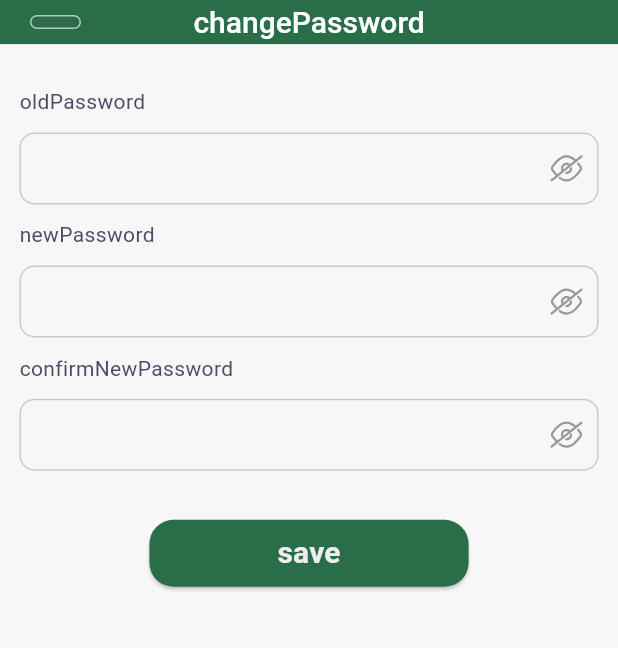
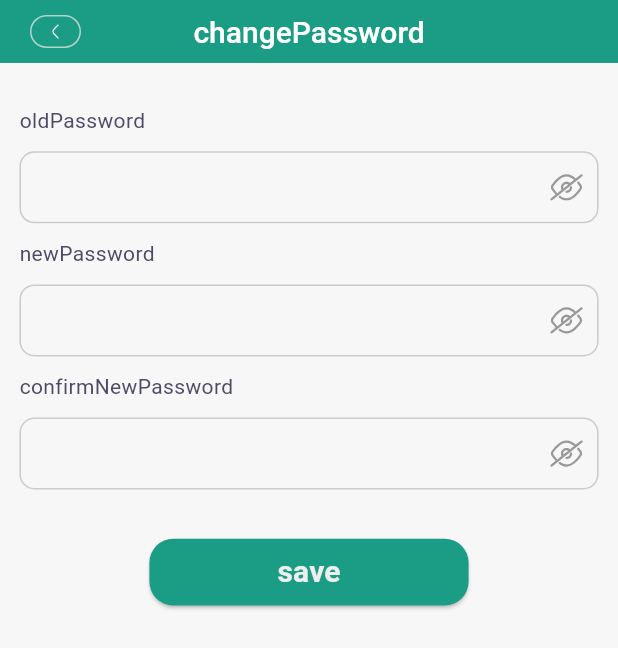
Before and after one commit to lamdv2/flutter_hostel_booking_and_management, a Flutter app: the ChangePasswordScreen screen opened directly, on a phone screen of 412 x 824 dp. Shown: the top 648 px of the screen. Run offline on Flutter 3.47's test engine with Material 3 defaults, Android fonts, the phone set to English and light mode, and no system bars; our stand-ins replace awesome_dialog, cached_network_image, cloud_firestore, firebase_auth, firebase_core, firebase_messaging and 15 more; missing offline and left inert: wechat_assets_picker; accounts and stored records are empty; network calls fail; Roboto replaces fonts that are missing (Montserrat); statements that could not run were skipped; project files that could hold a hidden picture were left out.

Commit message:
update app bar

```diff
--- a/lib/modules/home/home_tab_screen.dart
+++ b/lib/modules/home/home_tab_screen.dart
@@ -21,10 +21,10 @@ class HomeTabScreen extends GetView<HomeTabController> {
     return SafeArea(
       child: Scaffold(
         backgroundColor: appController.isDarkModeOn.value
-              ? ColorConstants.darkBackground
-              : ColorConstants.lightBackground,
+            ? ColorConstants.darkBackground
+            : ColorConstants.lightBackground,
         extendBody: true,
-        resizeToAvoidBottomInset: false,
+        resizeToAvoidBottomInset: true,
         body: Padding(
           padding: EdgeInsets.all(getSize(20)),
           child: SingleChildScrollView(
--- a/lib/shared/constants/colors.dart
+++ b/lib/shared/constants/colors.dart
@@ -18,7 +18,8 @@ class ColorConstants {
   static Color purpleRewardColor = const Color(0XFF8989D6);
   static Color yellowRewardColor = const Color(0XFFFFAD0E);
   static Color lightBlueRewardColor = const Color(0XFF5C9CE4);
-  static var primaryColor = const Color(0xff296e48);
+  // static var primaryColor = const Color(0xff296e48);
+  static var primaryColor = const Color(0xff1B9C85);
   static var blackColor = Colors.black54;
   static Color backgroundColor = const Color(0xFFF5F5F5);
   static Color backgroundColorButtonBlue = const Color(0xFF0256D9);
--- a/lib/shared/widgets/app_bar_widget.dart
+++ b/lib/shared/widgets/app_bar_widget.dart
@@ -66,7 +66,7 @@ class CustomAppBar extends StatelessWidget implements PreferredSizeWidget {
                       color: ColorConstants.borderGray.withOpacity(.75),
                     ),
                     borderRadius: const BorderRadius.all(
-                      Radius.circular(68),
+                      Radius.circular(200),
                     ),
                   ),
                   child: SvgPicture.asset(
@@ -94,6 +94,6 @@ class CustomAppBar extends StatelessWidget implements PreferredSizeWidget {
 
   @override
   Size get preferredSize {
-    return Size.fromHeight(height ?? getVerticalSize(getSize(70)));
+    return Size.fromHeight(height ?? getVerticalSize(getSize(100.0)));
   }
 }
```
